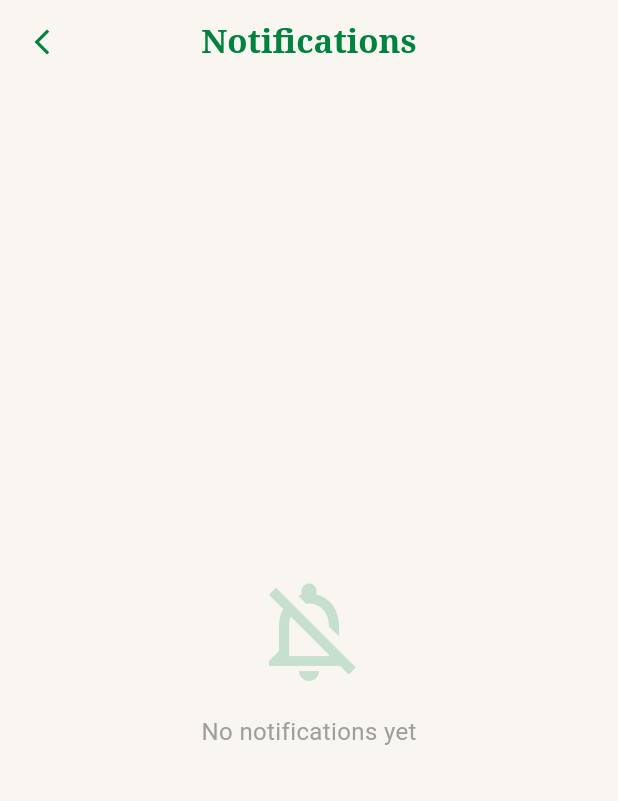
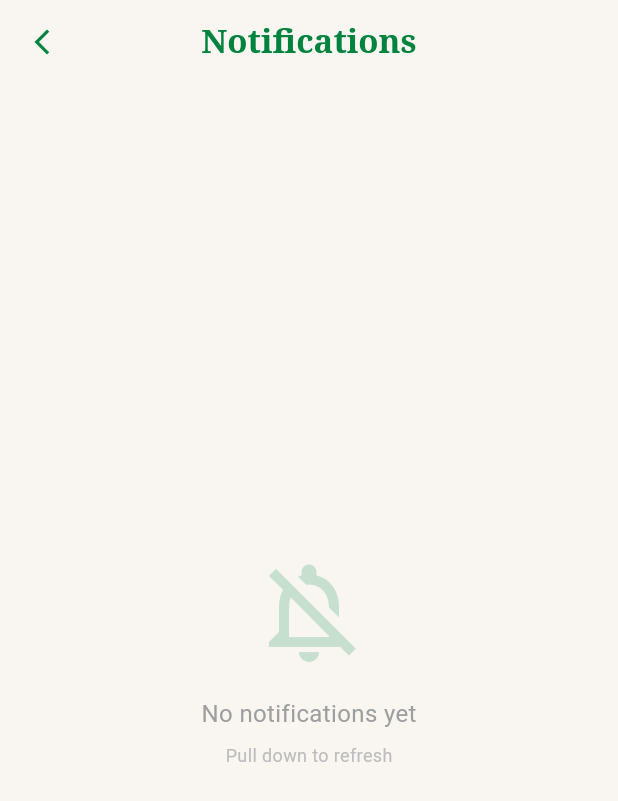
Before and after one commit to ShubhamkrTiwari/kosmicowellness, a Flutter app: the NotificationScreen screen opened directly, on a phone screen of 412 x 824 dp. Shown: the top 801 px of the screen. Run offline on Flutter 3.47's test engine with Material 3 defaults, Android fonts, the phone set to English and light mode, and no system bars; our stand-ins replace device_preview, image_picker, shared_preferences; accounts and stored records are empty; network calls fail.

Commit message:
push notification

```diff
--- a/lib/screens/notification_screen.dart
+++ b/lib/screens/notification_screen.dart
@@ -10,6 +10,12 @@ class NotificationScreen extends StatefulWidget {
 
 class _NotificationScreenState extends State<NotificationScreen> {
   final notificationManager = NotificationManager();
+
+  @override
+  void initState() {
+    super.initState();
+    notificationManager.fetchFromApi();
+  }
 
   @override
   Widget build(BuildContext context) {
@@ -53,8 +59,17 @@ class _NotificationScreenState extends State<NotificationScreen> {
         builder: (context, _) {
           final notifications = notificationManager.notifications;
 
+          if (notificationManager.isLoading && notifications.isEmpty) {
+            return const Center(child: CircularProgressIndicator());
+          }
+
           if (notifications.isEmpty) {
-            return Center(
+            return RefreshIndicator(
+              onRefresh: () => notificationManager.fetchFromApi(),
+              child: Stack(
+                children: [
+                  ListView(),
+                  Center(
                     child: Column(
                       mainAxisAlignment: MainAxisAlignment.center,
                       children: [
@@ -63,12 +78,19 @@ class _NotificationScreenState extends State<NotificationScreen> {
                         const SizedBox(height: 16),
                         const Text('No notifications yet',
                             style: TextStyle(fontSize: 16, color: Colors.grey)),
+                        const SizedBox(height: 8),
+                        Text('Pull down to refresh', style: TextStyle(fontSize: 12, color: Colors.grey.shade400)),
+                      ],
+                    ),
+                  ),
                 ],
               ),
             );
           }
 
-          return ListView.builder(
+          return RefreshIndicator(
+            onRefresh: () => notificationManager.fetchFromApi(),
+            child: ListView.builder(
               padding: const EdgeInsets.all(16),
               itemCount: notifications.length,
               itemBuilder: (context, index) {
@@ -191,6 +213,7 @@ class _NotificationScreenState extends State<NotificationScreen> {
                   ),
                 );
               },
+            ),
           );
         },
       ),
--- a/pubspec.yaml
+++ b/pubspec.yaml
@@ -19,9 +19,6 @@ dependencies:
   shared_preferences: ^2.2.2
   provider: ^6.1.2
   intl: ^0.20.2
-  firebase_core: ^3.10.1
-  firebase_auth: ^5.5.1
-  cloud_firestore: ^5.6.3
 
 dev_dependencies:
   flutter_test:
```
Also changed, not shown: lib/managers/notification_manager.dart (+53 -2 lines), lib/services/api_service.dart (+31 -1 lines), lib/services/firebase_service.dart (deleted, +0 -65 lines), pubspec.lock, 5 other files. Lines whose indentation alone changed are shown as unchanged.
